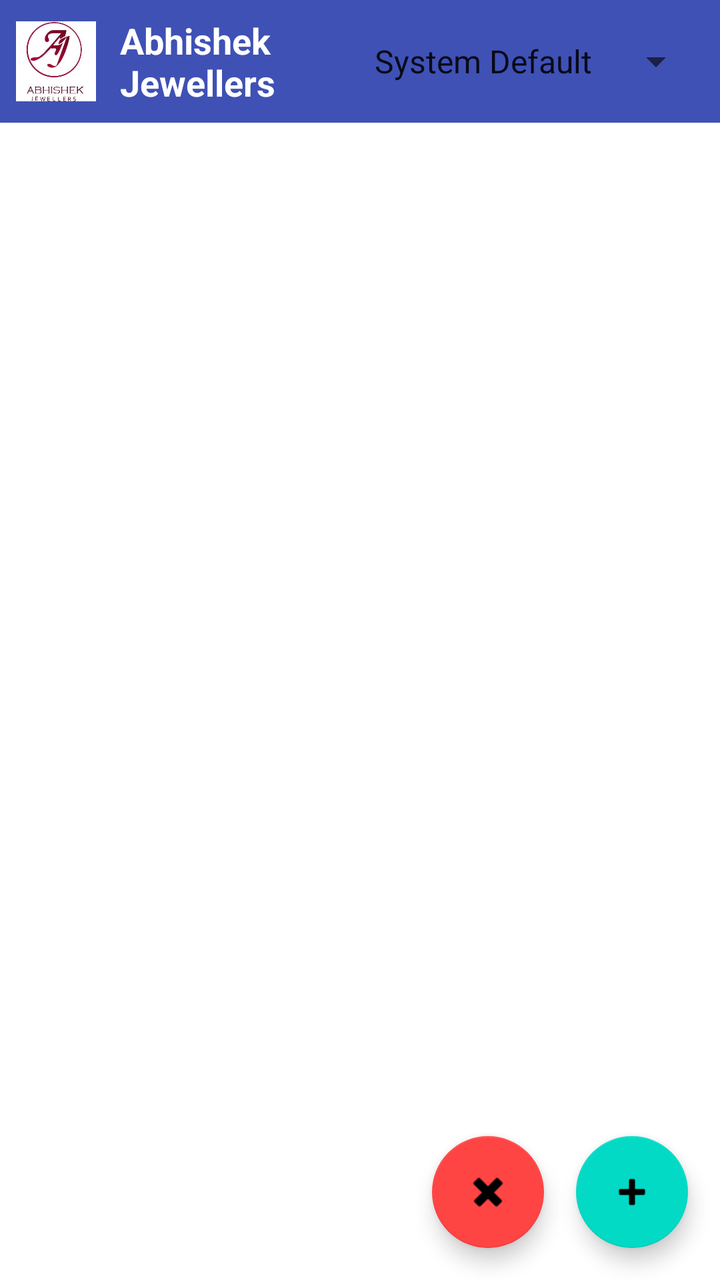
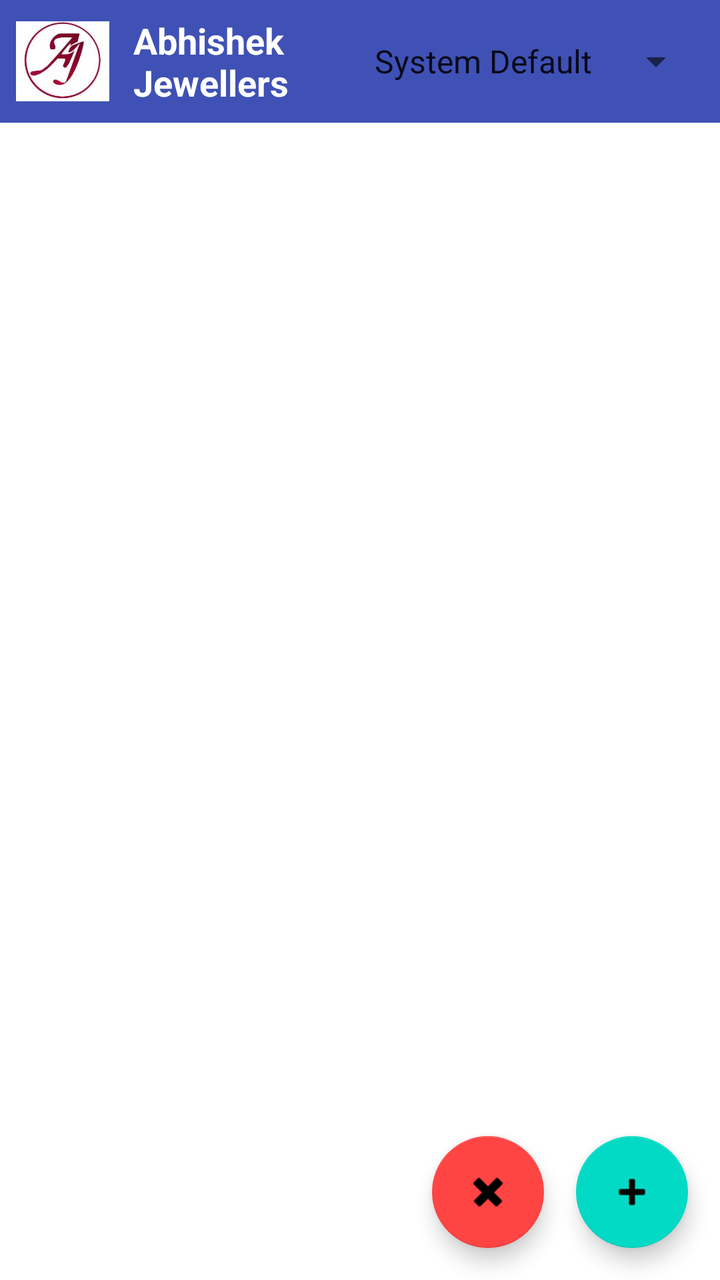

The first picture is an Android layout as it rendered before a commit; the second is the same layout after the commit. The layout source and the unified diff follow.
<!-- AndroidManifest.xml: application theme AppTheme -->
<!-- res/layout/activity_main.xml -->
<?xml version="1.0" encoding="utf-8"?>
<androidx.constraintlayout.widget.ConstraintLayout xmlns:android="http://schemas.android.com/apk/res/android"
    xmlns:app="http://schemas.android.com/apk/res-auto"
    android:id="@+id/main"
    android:layout_width="match_parent"
    android:layout_height="match_parent"
    android:background="?android:attr/windowBackground">

    <LinearLayout
        android:id="@+id/topBar"
        android:layout_width="match_parent"
        android:layout_height="wrap_content"
        android:orientation="horizontal"
        android:padding="8dp"
        android:background="?attr/colorPrimary"
        app:layout_constraintTop_toTopOf="parent">

        <ImageView
            android:layout_width="40dp"
            android:layout_height="40dp"
            android:layout_marginEnd="12dp"
            android:src="@drawable/app_logo"
            android:contentDescription="@string/app_logo"
            android:layout_gravity="center_vertical" />

        <TextView
            android:layout_width="0dp"
            android:layout_height="wrap_content"
            android:layout_weight="1"
            android:text="@string/app_name"
            android:textSize="18sp"
            android:textStyle="bold"
            android:textColor="@android:color/white"
            android:layout_gravity="center_vertical" />

        <Spinner
            android:id="@+id/themeSpinner"
            android:layout_width="wrap_content"
            android:layout_height="wrap_content"
            android:entries="@array/themeOptions"
            android:layout_gravity="center_vertical" />
    </LinearLayout>

    <com.google.android.material.tabs.TabLayout
        android:id="@+id/tabLayout"
        android:layout_width="match_parent"
        android:layout_height="wrap_content"
        app:layout_constraintTop_toBottomOf="@id/topBar"
        app:tabMode="scrollable"
        app:tabGravity="fill"
        app:tabTextAppearance="@style/TabTextAppearance" />

    <androidx.viewpager2.widget.ViewPager2
        android:id="@+id/viewPager"
        android:layout_width="match_parent"
        android:layout_height="0dp"
        app:layout_constraintBottom_toBottomOf="parent"
        app:layout_constraintTop_toBottomOf="@id/tabLayout" />

    <com.google.android.material.floatingactionbutton.FloatingActionButton
        android:id="@+id/removeTabFab"
        android:layout_width="wrap_content"
        android:layout_height="wrap_content"
        android:layout_margin="16dp"
        android:contentDescription="@string/remove_tab"
        app:layout_constraintBottom_toBottomOf="parent"
        app:layout_constraintEnd_toStartOf="@id/addTabFab"
        app:srcCompat="@android:drawable/ic_delete"
        app:backgroundTint="@android:color/holo_red_light" />

    <com.google.android.material.floatingactionbutton.FloatingActionButton
        android:id="@+id/addTabFab"
        android:layout_width="wrap_content"
        android:layout_height="wrap_content"
        android:layout_margin="16dp"
        android:contentDescription="@string/add_tab"
        app:layout_constraintBottom_toBottomOf="parent"
        app:layout_constraintEnd_toEndOf="parent"
        app:srcCompat="@android:drawable/ic_input_add" />

</androidx.constraintlayout.widget.ConstraintLayout>
<!-- resources referenced by this layout -->
<resources>
  <string-array name="themeOptions">
          <item>System Default</item>
          <item>Light</item>
          <item>Dark</item>
      </string-array>
  <!-- drawable app_logo: jpg bitmap (drawable, 13400 bytes) -->
  <string name="add_tab">Add New Tab</string>
  <string name="app_logo">App Logo</string>
  <string name="app_name">Abhishek Jewellers</string>
  <string name="remove_tab">Remove Current Tab</string>
  <style name="TabTextAppearance" parent="TextAppearance.Design.Tab">
          <item name="android:textAllCaps">false</item>
      </style>
  <style name="AppTheme" parent="Theme.MaterialComponents.DayNight.NoActionBar">
          
          <item name="colorPrimary">@color/colorPrimary</item>
          <item name="colorPrimaryDark">@color/colorPrimaryDark</item>
          <item name="colorAccent">@color/colorAccent</item>
      </style>
  <color name="colorPrimary">#3F51B5</color>
  <color name="colorPrimaryDark">#303F9F</color>
  <color name="colorAccent">#FF4081</color>
</resources>

<!-- the commit's change to res/layout/activity_main.xml (unified diff, before → after) -->
@@ -16,12 +16,14 @@
         app:layout_constraintTop_toTopOf="parent">
 
         <ImageView
-            android:layout_width="40dp"
+            android:layout_width="wrap_content"
             android:layout_height="40dp"
             android:layout_marginEnd="12dp"
             android:src="@drawable/app_logo"
             android:contentDescription="@string/app_logo"
-            android:layout_gravity="center_vertical" />
+            android:layout_gravity="center_vertical"
+            android:adjustViewBounds="true"
+            android:scaleType="fitCenter" />
 
         <TextView
             android:layout_width="0dp"
<!-- resource entries referenced after the edit -->
@@ -5,7 +5,7 @@
           <item>Light</item>
           <item>Dark</item>
       </string-array>
-  <!-- drawable app_logo: jpg bitmap (drawable, 13400 bytes) -->
+  <!-- drawable app_logo: jpg bitmap (drawable, 14750 bytes) -->
   <string name="add_tab">Add New Tab</string>
   <string name="app_logo">App Logo</string>
   <string name="app_name">Abhishek Jewellers</string>
